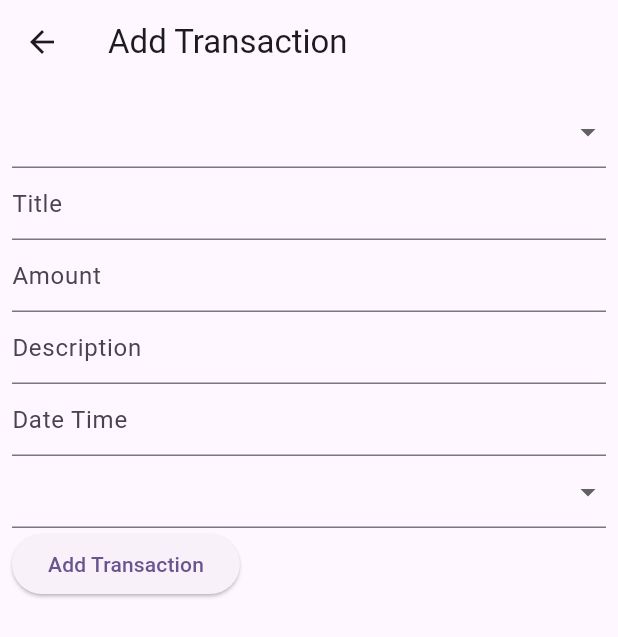
After one commit to PhanithNoch/tam_luy, a Flutter app: the screen it shows once a user with an empty profile is signed in, after a tap on the "add" icon, on a phone screen of 412 x 824 dp. The commit adds this screen. Shown: the top 637 px of the screen. Run offline on Flutter 3.47's test engine with Material 3 defaults, Android fonts, the phone set to English and light mode, and no system bars; our stand-ins replace cloud_firestore, firebase_auth, firebase_core, get; accounts and stored records are empty; network calls fail.

Commit message:
fetch transaction

```diff
--- /dev/null
+++ b/lib/controllers/auth_controller.dart
@@ -0,0 +1,33 @@
+import 'package:firebase_auth/firebase_auth.dart';
+import 'package:flutter/material.dart';
+import 'package:get/get.dart';
+
+class AuthController extends GetxController {
+  User? currentUser; // Simple state manager
+  FirebaseAuth _auth = FirebaseAuth.instance;
+
+  @override
+  void onInit() {
+    // TODO: implement onInit
+    _auth.authStateChanges().listen((User? user) {
+      if (user == null) {
+        print('User is currently signed out!');
+      } else {
+        print('User is signed in!');
+        currentUser = user;
+        print("is email verified ${_auth.currentUser!.emailVerified}");
+        // if (_auth.currentUser!.emailVerified == false) {
+        //   currentUser = null;
+        //   //alert user
+        //   Get.defaultDialog(
+        //     title: "Email is not verified. Please verify your email.",
+        //     content:
+        //         Text("Verification email resent. Please check your inbox."),
+        //   );
+        // }
+        update();
+      }
+    });
+    super.onInit();
+  }
+}
--- /dev/null
+++ b/lib/controllers/transactions/transaction_controller.dart
@@ -0,0 +1,96 @@
+import 'package:cloud_firestore/cloud_firestore.dart';
+import 'package:firebase_auth/firebase_auth.dart';
+import 'package:flutter/material.dart';
+import 'package:get/get.dart';
+import 'package:tam_luy/models/transaction.dart';
+
+class TransactionController extends GetxController {
+  FirebaseFirestore _firestore = FirebaseFirestore.instance;
+  String filterTransaction = "expense";
+  final String _collectionName = "transactions";
+  var isLoading = false.obs;
+  var selectedIncome = RxString("");
+  var selectedExpense = RxString("");
+  var selectedType = RxString("income");
+  FirebaseAuth _auth = FirebaseAuth.instance;
+
+  RxList<TransactionFireStore> transactions = RxList();
+
+  //category
+  var incomeCategories = [
+    'Salary',
+    'Freelance',
+    'Gift',
+    'Business',
+  ].obs;
+  var expenseCategories = [
+    'Shopping',
+    'Food',
+    'Entertainment',
+    'Travel',
+  ].obs;
+  // income/expense
+  var lstTypes = ['income', 'expense'].obs;
+  void fetchTransactions() async {
+    final snapshot = await _firestore
+        .collection(_collectionName)
+        .where('type', isEqualTo: filterTransaction)
+        .where('userId', isEqualTo: _auth.currentUser!.uid)
+        .get();
+    transactions.value = snapshot.docs
+        .map((doc) => TransactionFireStore.fromMap(doc.data(), doc.id))
+        .toList();
+  }
+
+  @override
+  void onInit() {
+    //init
+    fetchTransactions();
+    print("transaction ${transactions.value}");
+
+    super.onInit();
+  }
+
+  void addTransaction({
+    required String title,
+    required num amount,
+    String? description,
+    required String type,
+    required String currency,
+    required String category,
+    required DateTime date,
+  }) async {
+    try {
+      // imp add transaction to firestore
+      Map<String, dynamic> transaction = {
+        'title': title,
+        "description": description,
+        "amount": amount,
+        "type": type,
+        "category": category,
+        "date": date,
+        "userId": _auth.currentUser!.uid ?? "",
+      };
+
+      await _firestore.collection(_collectionName).add(transaction);
+      Get.snackbar("Success", "Add transaction Success");
+    } on FirebaseAuthException catch (e) {
+      Get.defaultDialog(
+        title: "Error",
+        content: Text(e.toString()),
+        actions: [
+          TextButton(
+            onPressed: () {
+              Get.back(); // close dialog
+            },
+            child: Text("Ok"),
+          )
+        ],
+      );
+    } catch (e) {
+      print(e);
+    } finally {
+      isLoading(false);
+    }
+  }
+}
--- a/lib/main.dart
+++ b/lib/main.dart
@@ -1,8 +1,10 @@
 import 'package:firebase_core/firebase_core.dart';
 import 'package:flutter/material.dart';
 import 'package:get/get.dart';
+import 'package:tam_luy/views/home/home_screen.dart';
 import 'package:tam_luy/views/login_screen.dart';
 
+import 'controllers/auth_controller.dart';
 import 'firebase_options.dart';
 
 void main() async {
@@ -10,6 +12,7 @@ void main() async {
   await Firebase.initializeApp(
     options: DefaultFirebaseOptions.currentPlatform,
   );
+  Get.put(AuthController());
   runApp(const MyApp());
 }
 
@@ -20,12 +23,18 @@ class MyApp extends StatelessWidget {
   @override
   Widget build(BuildContext context) {
     return GetMaterialApp(
-      title: 'Flutter Demo',
-      theme: ThemeData(
-        colorScheme: ColorScheme.fromSeed(seedColor: Colors.deepPurple),
-        useMaterial3: true,
-      ),
-      home: LoginScreen(),
-    );
+        debugShowCheckedModeBanner: false,
+        title: 'Flutter Demo',
+        theme: ThemeData(
+          colorScheme: ColorScheme.fromSeed(seedColor: Colors.deepPurple),
+          useMaterial3: true,
+        ),
+        home: GetBuilder<AuthController>(builder: (logic) {
+          if (logic.currentUser != null) {
+            return HomeScreen();
+          } else {
+            return LoginScreen();
+          }
+        }));
   }
 }
--- /dev/null
+++ b/lib/models/transaction.dart
@@ -0,0 +1,41 @@
+import 'package:cloud_firestore/cloud_firestore.dart';
+
+class TransactionFireStore {
+  final String? id;
+  final String? title;
+  final num? amount;
+  final String? description;
+  final String? type;
+  final DateTime? date;
+  final String? currency;
+  final String? category;
+  final String? userId;
+
+  TransactionFireStore({
+    this.id,
+    this.title,
+    this.amount,
+    this.description,
+    this.type,
+    this.date,
+    this.currency,
+    this.category,
+    this.userId,
+  });
+  //from map
+
+  factory TransactionFireStore.fromMap(Map<String, dynamic> map, String docId) {
+    final tmsp = map['date'] as Timestamp;
+    final date = tmsp.toDate();
+    return TransactionFireStore(
+        id: docId,
+        title: map['title'],
+        amount: map['amount'],
+        description: map['description'],
+        type: map['type'],
+        category: map['category'],
+        currency: map['currency'],
+        date: date,
+        userId: map['userId']);
+  }
+}
--- /dev/null
+++ b/lib/views/home/home_screen.dart
@@ -0,0 +1,119 @@
+import 'package:flutter/material.dart';
+import 'package:tam_luy/controllers/home/home_controller.dart';
+import 'package:get/get.dart';
+import 'package:tam_luy/controllers/transactions/transaction_controller.dart';
+import 'package:tam_luy/views/transactions/add_transaction_view.dart';
+
+class HomeScreen extends StatelessWidget {
+  HomeScreen({super.key});
+  final _controller = Get.put(HomeController());
+  final _transactionController = Get.put(TransactionController());
+  @override
+  Widget build(BuildContext context) {
+    return Scaffold(
+      appBar: AppBar(
+        title: Text("Transactions"),
+        actions: [
+          // sigin  out
+          IconButton(
+            onPressed: _controller.confirmSignOutDialog,
+            icon: Icon(Icons.logout),
+          ),
+        ],
+      ),
+      body: Column(
+        children: [
+          Padding(
+            padding: const EdgeInsets.all(8.0),
+            child: Row(
+              children: [
+                GestureDetector(
+                  onTap: () {
+                    _transactionController.filterTransaction = "expense";
+                    _transactionController.fetchTransactions();
+                  },
+                  child: Container(
+                    decoration: BoxDecoration(
+                      color: Colors.red,
+                      borderRadius: BorderRadius.circular(20),
+                    ),
+                    child: Padding(
+                      padding: const EdgeInsets.all(8.0),
+                      child: Text(
+                        "Expense",
+                        style: TextStyle(
+                          fontWeight: FontWeight.bold,
+                          color: Colors.white,
+                        ),
+                      ),
+                    ),
+                  ),
+                ),
+                SizedBox(
+                  width: 20,
+                ),
+                GestureDetector(
+                  onTap: () {
+                    _transactionController.filterTransaction = "income";
+                    _transactionController.fetchTransactions();
+                  },
+                  child: Container(
+                    decoration: BoxDecoration(
+                      color: Colors.green,
+                      borderRadius: BorderRadius.circular(20),
+                    ),
+                    child: Padding(
+                      padding: const EdgeInsets.all(8.0),
+                      child: Text(
+                        "Income",
+                        style: TextStyle(
+                          fontWeight: FontWeight.bold,
+                          color: Colors.white,
+                        ),
+                      ),
+                    ),
+                  ),
+                ),
+              ],
+            ),
+          ),
+          Obx(() => Expanded(
+                child: RefreshIndicator(
+                  onRefresh: () async {
+                    _transactionController.fetchTransactions();
+                  },
+                  child: ListView.builder(
+                    itemCount: _transactionController.transactions.value.length,
+                    itemBuilder: (context, index) {
+                      final tn =
+                          _transactionController.transactions.value[index];
+                      return ListTile(
+                        leading: CircleAvatar(
+                          child: Icon(Icons.category),
+                        ),
+                        title: Text(tn.title ?? ""),
+                        subtitle: Column(
+                          crossAxisAlignment: CrossAxisAlignment.start,
+                          children: [
+                            if (tn.description != null)
+                              Text(tn.description ?? ""),
+                            Text(tn.date.toString() ?? ""),
+                          ],
+                        ),
+                      );
+                    },
+                  ),
+                ),
+              ))
+        ],
+      ),
+      floatingActionButton: FloatingActionButton(
+        onPressed: () {
+          //navigate to other screen or dialog or bottomSheet
+          Get.to(() => AddTransactionView());
+        },
+        child: Icon(Icons.add),
+      ),
+    );
+  }
+}
--- a/lib/views/login_screen.dart
+++ b/lib/views/login_screen.dart
@@ -6,8 +6,8 @@ import 'package:tam_luy/views/register_view.dart';
 class LoginScreen extends StatelessWidget {
   LoginScreen({super.key});
 
-  final emailController = TextEditingController();
-  final passwordController = TextEditingController();
+  final emailController = TextEditingController(text: "user@gmail.com");
+  final passwordController = TextEditingController(text: "user@gmail.com");
   final _controller = Get.put(LoginController());
 
   @override
@@ -54,20 +54,34 @@ class LoginScreen extends StatelessWidget {
                         decoration: InputDecoration(
                           hintText: "Password",
                         ),
+                        obscureText: true,
                       ),
                       SizedBox(
                         height: 16,
                       ),
-                      Row(
+                      Obx(() {
+                        return Row(
                           children: [
                             Expanded(
                               child: TextButton(
-                              onPressed: () {},
-                              child: Text("Login"),
+                                onPressed: _controller.isLoading.value
+                                    ? null
+                                    : () {
+                                        final email = emailController.text;
+                                        final pass = passwordController.text;
+                                        _controller.signIn(
+                                            email: email, password: pass);
+                                      },
+                                child: _controller.isLoading.value
+                                    ? Center(
+                                        child: CircularProgressIndicator(),
+                                      )
+                                    : Text("Login"),
                               ),
                             )
                           ],
-                      ),
+                        );
+                      }),
                     ],
                   ),
                 ),
--- a/lib/views/register_view.dart
+++ b/lib/views/register_view.dart
@@ -62,6 +62,8 @@ class RegisterView extends StatelessWidget {
                                 final name = nameController.text;
                                 final email = emailController.text;
                                 final password = passwordController.text;
+                                _controller.register(
+                                    email: email, password: password);
                               },
                               child: Text("Regiser"),
                             ),
--- /dev/null
+++ b/lib/views/transactions/add_transaction_view.dart
@@ -0,0 +1,135 @@
+import 'package:flutter/material.dart';
+import 'package:tam_luy/controllers/transactions/transaction_controller.dart';
+import 'package:get/get.dart';
+
+class AddTransactionView extends StatelessWidget {
+  AddTransactionView({super.key});
+  final _titleController = TextEditingController();
+  final _amountController = TextEditingController();
+  final _descriptionController = TextEditingController();
+  final _dateTimeController = TextEditingController();
+  final _controller = Get.put(TransactionController());
+
+  @override
+  Widget build(BuildContext context) {
+    return Scaffold(
+      appBar: AppBar(
+        title: Text("Add Transaction"),
+      ),
+      body: Padding(
+        padding: const EdgeInsets.all(8.0),
+        child: Column(
+          children: [
+            // expense or income
+            DropdownButtonFormField(
+              // value: _controller.selectedType.value,
+              items: _controller.lstTypes.value.isEmpty
+                  ? null
+                  : _controller.lstTypes.value
+                      .map(
+                        (type) => DropdownMenuItem(
+                          child: Text(type),
+                          value: type,
+                        ),
+                      )
+                      .toList(),
+              onChanged: (selected) {
+                _controller.selectedType.value = selected!;
+              },
+            ),
+            TextFormField(
+              controller: _titleController,
+              decoration: InputDecoration(
+                hintText: "Title",
+              ),
+            ),
+            TextFormField(
+              controller: _amountController,
+              decoration: InputDecoration(
+                hintText: "Amount",
+              ),
+            ),
+            TextFormField(
+              controller: _descriptionController,
+              decoration: InputDecoration(
+                hintText: "Description",
+              ),
+            ),
+            TextFormField(
+              controller: _dateTimeController,
+              decoration: InputDecoration(
+                hintText: "Date Time",
+              ),
+            ),
+            //category
+            Obx(() {
+              if (_controller.selectedType.value == "income") {
+                return DropdownButtonFormField<String>(
+                  value: _controller.incomeCategories
+                          .contains(_controller.selectedIncome.value)
+                      ? _controller.selectedIncome.value
+                      : null, // only set if valid
+                  items: _controller.incomeCategories
+                      .map((cat) => DropdownMenuItem<String>(
+                            value: cat,
+                            child: Text(cat),
+                          ))
+                      .toList(),
+                  onChanged: (value) {
+                    if (value != null) {
+                      _controller.selectedIncome.value = value;
+                    }
+                  },
+                );
+              }
+
+              return DropdownButtonFormField<String>(
+                value: _controller.expenseCategories
+                        .contains(_controller.selectedExpense.value)
+                    ? _controller.selectedExpense.value
+                    : null,
+                items: _controller.expenseCategories
+                    .map((cat) => DropdownMenuItem<String>(
+                          value: cat,
+                          child: Text(cat),
+                        ))
+                    .toList(),
+                onChanged: (value) {
+                  if (value != null) {
+                    _controller.selectedExpense.value = value;
+                  }
+                },
+              );
+            }),
+
+            Row(
+              children: [
+                ElevatedButton(
+                  onPressed: () {
+                    final title = _titleController.text;
+                    final amount = _amountController.text; // string
+                    final type = _controller.selectedType.value;
+                    final category = _controller.selectedIncome.value.isNotEmpty
+                        ? "Income"
+                        : "Expense";
+                    _controller.addTransaction(
+                      title: title,
+                      amount: num.parse(amount),
+                      type: type,
+                      currency: "USD",
+                      category: category,
+                      date: DateTime.timestamp(),
+                    );
+                  },
+                  child: Text(
+                    "Add Transaction",
+                  ),
+                )
+              ],
+            )
+          ],
+        ),
+      ),
+    );
+  }
+}
```
Also changed, not shown: lib/controllers/home/home_controller.dart (added, +34 -0 lines), lib/controllers/login_controller.dart (+51 -1 lines), lib/controllers/register_controller.dart (+51 -1 lines), lib/views/transactions/transaction_view.dart (added, +14 -0 lines), 1 other file. Lines whose indentation alone changed are shown as unchanged.
